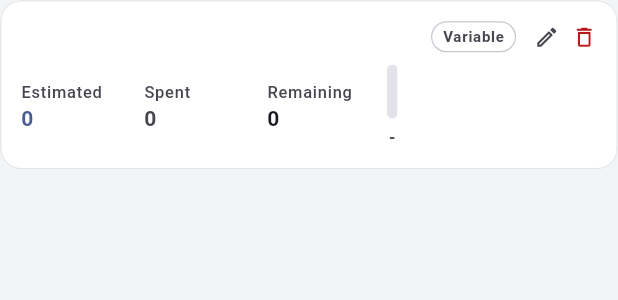
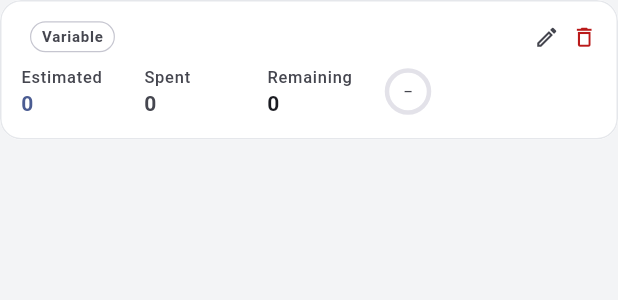
Before and after one commit to kameshnkr/finapp_latest, a Flutter app: the _CategoryEstimateCard widget shown alone on an empty page, opened directly with empty values, on a phone screen of 412 x 824 dp. Shown: the top 300 px of the screen. Run offline on Flutter 3.47's test engine with Material 3 defaults, Android fonts, the light colour scheme and no system bars; our stand-ins replace file_picker, shared_preferences; accounts and stored records are empty.

Commit message:
budget details screen update 1

```diff
--- a/frontend_flutter/lib/ui/home/budget_detail_screen.dart
+++ b/frontend_flutter/lib/ui/home/budget_detail_screen.dart
@@ -710,12 +710,8 @@ class _BudgetSummaryCardState extends State<_BudgetSummaryCard> {
                       ),
                       if (hasCategories) ...[
                         const SizedBox(height: 6),
-                        // Indent to align with the value column, not the label column.
-                        Row(
-                          mainAxisSize: MainAxisSize.min,
-                          children: [
-                            const SizedBox(width: 72),
-                            GestureDetector(
+                        Center(
+                          child: GestureDetector(
                             onTap: () => setState(() => _expanded = !_expanded),
                             child: Row(
                               mainAxisSize: MainAxisSize.min,
@@ -738,7 +734,6 @@ class _BudgetSummaryCardState extends State<_BudgetSummaryCard> {
                               ],
                             ),
                           ),
-                          ],
                         ),
                       ],
                     ],
@@ -1290,10 +1285,14 @@ class _CategoryEstimateCardState extends State<_CategoryEstimateCard> {
     return Column(
       crossAxisAlignment: CrossAxisAlignment.start,
       children: [
-        // Name on the left, type badge right-aligned before action icons
+        // Name + badge | action icons pinned to right edge
         Row(
           children: [
             Expanded(
+              child: Row(
+                mainAxisSize: MainAxisSize.min,
+                children: [
+                  Flexible(
                     child: Text(
                       c.name,
                       style: theme.textTheme.titleSmall
@@ -1301,6 +1300,7 @@ class _CategoryEstimateCardState extends State<_CategoryEstimateCard> {
                       overflow: TextOverflow.ellipsis,
                     ),
                   ),
+                  const SizedBox(width: 6),
                   Container(
                     padding: const EdgeInsets.symmetric(horizontal: 7, vertical: 2),
                     decoration: BoxDecoration(
@@ -1317,7 +1317,9 @@ class _CategoryEstimateCardState extends State<_CategoryEstimateCard> {
                       ),
                     ),
                   ),
-            const SizedBox(width: 12),
+                ],
+              ),
+            ),
             IconButton(
               icon: const Icon(Icons.edit_outlined, size: 17),
               tooltip: 'Edit',
@@ -1325,17 +1327,17 @@ class _CategoryEstimateCardState extends State<_CategoryEstimateCard> {
               constraints: const BoxConstraints(),
               style: IconButton.styleFrom(
                   tapTargetSize: MaterialTapTargetSize.shrinkWrap),
-              onPressed: _deleting ? null : () => setState(() => _editing = true),
+              onPressed: () => setState(() => _editing = true),
             ),
             const SizedBox(width: 8),
             IconButton(
-              icon: Icon(Icons.delete_outline, size: 17, color: _deleting ? cs.onSurface.withAlpha(80) : cs.error),
+              icon: Icon(Icons.delete_outline, size: 17, color: cs.error),
               tooltip: 'Delete',
               padding: EdgeInsets.zero,
               constraints: const BoxConstraints(),
               style: IconButton.styleFrom(
                   tapTargetSize: MaterialTapTargetSize.shrinkWrap),
-              onPressed: _deleting ? null : _delete,
+              onPressed: _delete,
             ),
           ],
         ),
@@ -1371,13 +1373,11 @@ class _CategoryEstimateCardState extends State<_CategoryEstimateCard> {
               ),
             ),
             const SizedBox(width: 14),
-            _VerticalBar(
+            _CirclePct(
               pct: pct,
-              hasPlanned: estimated > 0,
+              hasEstimated: estimated > 0,
               overBudget: overSpent,
-              barColor: Colors.orange.shade200,
-              barWidth: 7,
-              barHeight: 36,
+              color: Colors.orange.shade300,
             ),
           ],
         ),
@@ -1845,6 +1845,57 @@ class _StatColumn extends StatelessWidget {
   }
 }
 
+class _CirclePct extends StatelessWidget {
+  const _CirclePct({
+    required this.pct,
+    required this.hasEstimated,
+    required this.overBudget,
+    required this.color,
+    this.size = 28,
+  });
+
+  final double pct;
+  final bool hasEstimated;
+  final bool overBudget;
+  final Color color;
+  final double size;
+
+  @override
+  Widget build(BuildContext context) {
+    final cs = Theme.of(context).colorScheme;
+    final label = hasEstimated ? '${(pct * 100).round()}%' : '—';
+    final labelColor = overBudget ? Colors.red.shade700 : cs.onSurfaceVariant;
+
+    return SizedBox(
+      width: size,
+      height: size,
+      child: Stack(
+        fit: StackFit.expand,
+        children: [
+          CircularProgressIndicator(
+            value: hasEstimated ? pct.clamp(0.0, 1.0) : 0.0,
+            strokeWidth: 3,
+            backgroundColor: cs.surfaceContainerHighest,
+            color: color,
+            strokeCap: StrokeCap.round,
+          ),
+          Center(
+            child: Text(
+              label,
+              style: TextStyle(
+                fontSize: 7,
+                color: labelColor,
+                fontWeight: FontWeight.w700,
+                height: 1,
+              ),
+            ),
+          ),
+        ],
+      ),
+    );
+  }
+}
+
 class _VerticalBar extends StatelessWidget {
   const _VerticalBar({
     required this.pct,
```
Lines whose indentation alone changed are shown as unchanged.
